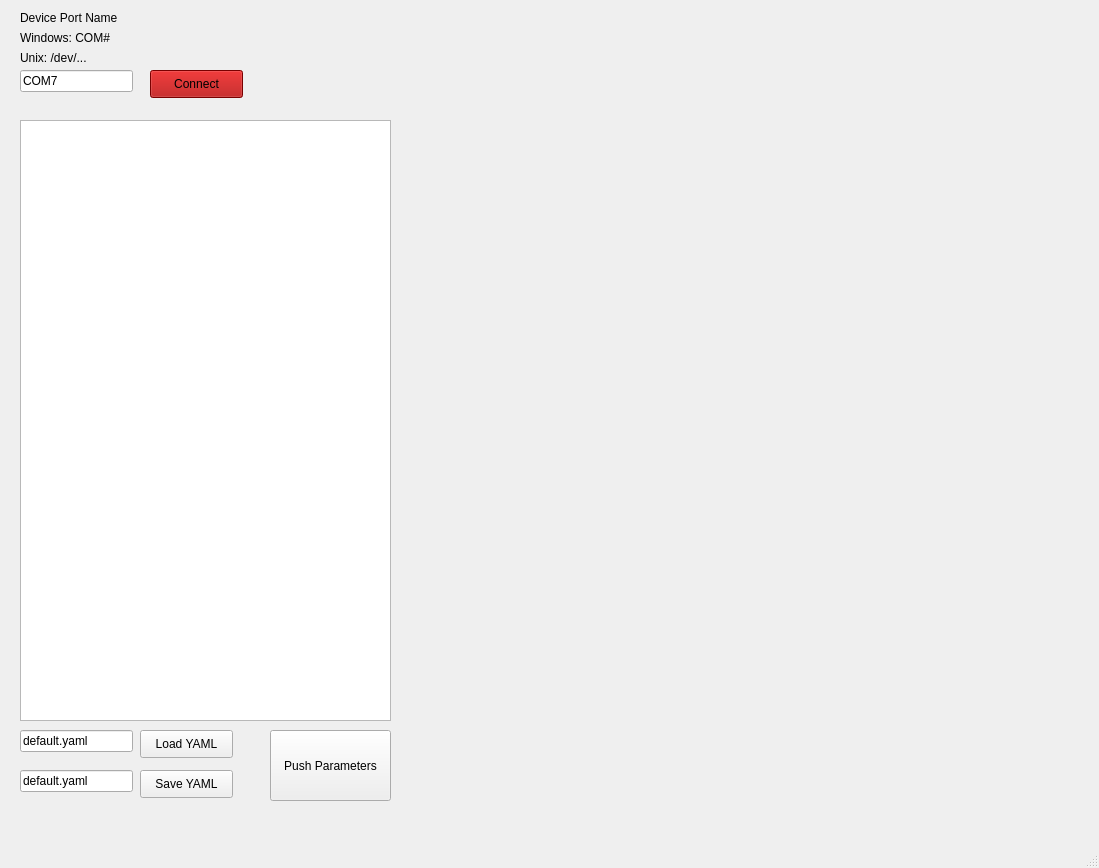
The window that src/python/gui/qt/graph_test.ui (mgiglia92/reaction-wheel) describes before a commit, drawn with Qt 5.
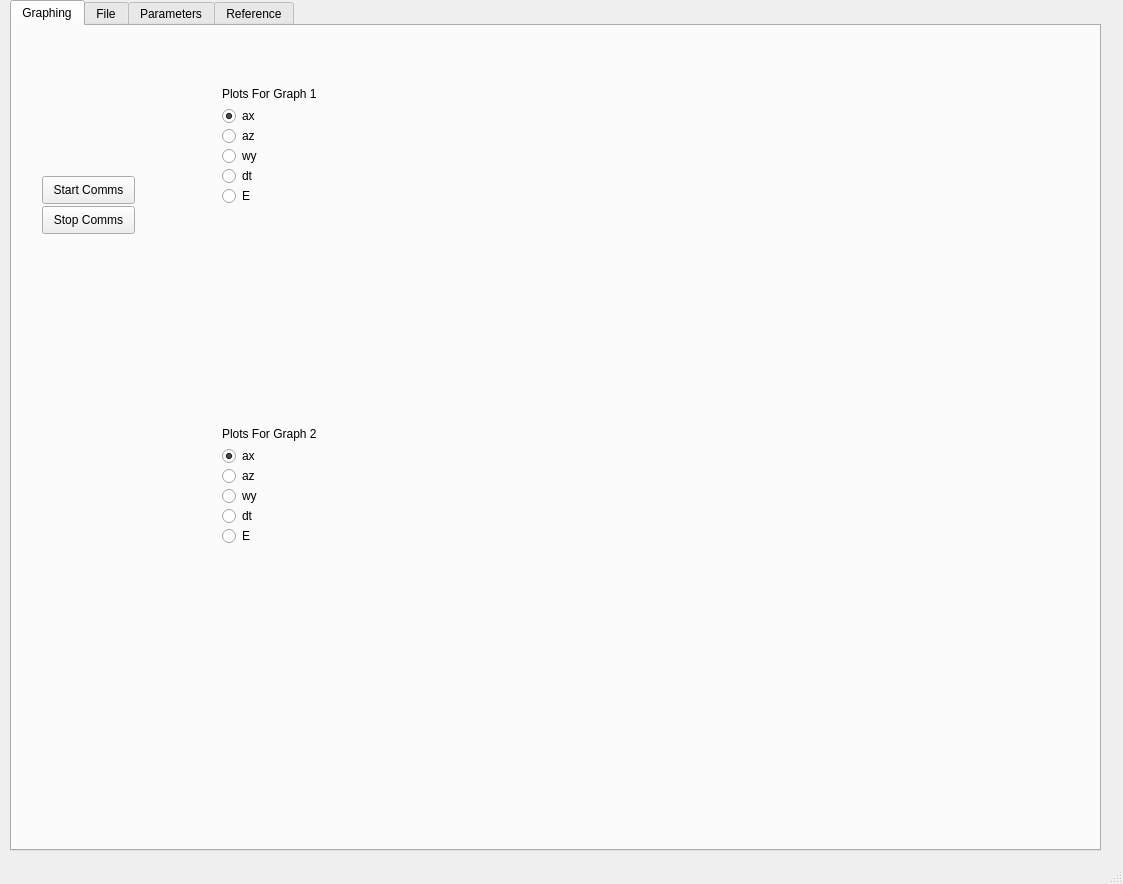
The same window after the commit. Icons and pictures are not drawn. Custom widgets are drawn as their Qt base class.

Commit message: New button tabs on GUI, assets as well

Diff of the .ui file:
```diff
--- a/src/python/gui/qt/graph_test.ui
+++ b/src/python/gui/qt/graph_test.ui
@@ -6,8 +6,8 @@
    <rect>
     <x>0</x>
     <y>0</y>
-    <width>1099</width>
-    <height>868</height>
+    <width>1123</width>
+    <height>884</height>
    </rect>
   </property>
   <property name="sizePolicy">
@@ -20,11 +20,27 @@
    <string>MainWindow</string>
   </property>
   <widget class="QWidget" name="centralwidget">
+   <widget class="QTabWidget" name="tabWidget">
+    <property name="geometry">
+     <rect>
+      <x>10</x>
+      <y>0</y>
+      <width>1091</width>
+      <height>851</height>
+     </rect>
+    </property>
+    <property name="currentIndex">
+     <number>0</number>
+    </property>
+    <widget class="QWidget" name="graphTab">
+     <attribute name="title">
+      <string>Graphing</string>
+     </attribute>
    <widget class="PlotWidget" name="graphWidget" native="true">
     <property name="geometry">
      <rect>
-      <x>430</x>
-      <y>10</y>
+        <x>390</x>
+        <y>20</y>
       <width>661</width>
       <height>361</height>
      </rect>
@@ -33,143 +49,241 @@
    <widget class="PlotWidget" name="graphWidget_2" native="true">
     <property name="geometry">
      <rect>
-      <x>430</x>
-      <y>430</y>
+        <x>390</x>
+        <y>390</y>
       <width>661</width>
       <height>361</height>
      </rect>
     </property>
    </widget>
-   <widget class="QLineEdit" name="deviceName">
+     <widget class="QRadioButton" name="plotA">
     <property name="geometry">
      <rect>
-      <x>20</x>
-      <y>70</y>
-      <width>113</width>
-      <height>22</height>
-     </rect>
-    </property>
-    <property name="autoFillBackground">
-     <bool>false</bool>
-    </property>
+        <x>210</x>
+        <y>80</y>
+        <width>95</width>
+        <height>20</height>
+       </rect>
+      </property>
     <property name="text">
-     <string>COM7</string>
-    </property>
-   </widget>
-   <widget class="QLabel" name="label">
-    <property name="geometry">
-     <rect>
-      <x>20</x>
-      <y>10</y>
-      <width>111</width>
-      <height>16</height>
-     </rect>
-    </property>
-    <property name="text">
-     <string>Device Port Name</string>
-    </property>
-   </widget>
-   <widget class="QLabel" name="label_2">
+       <string>ax</string>
+      </property>
+      <property name="checked">
+       <bool>true</bool>
+      </property>
+      <attribute name="buttonGroup">
+       <string notr="true">plotSelector1ButtonGroup</string>
+      </attribute>
+     </widget>
+     <widget class="QRadioButton" name="plotB">
     <property name="geometry">
      <rect>
-      <x>20</x>
-      <y>30</y>
-      <width>111</width>
-      <height>16</height>
+        <x>210</x>
+        <y>100</y>
+        <width>95</width>
+        <height>20</height>
      </rect>
     </property>
     <property name="text">
-     <string>Windows: COM#</string>
-    </property>
-   </widget>
-   <widget class="QLabel" name="label_3">
+       <string>az</string>
+      </property>
+      <attribute name="buttonGroup">
+       <string notr="true">plotSelector1ButtonGroup</string>
+      </attribute>
+     </widget>
+     <widget class="QRadioButton" name="plotC">
     <property name="geometry">
      <rect>
-      <x>20</x>
-      <y>50</y>
-      <width>111</width>
-      <height>16</height>
-     </rect>
-    </property>
-    <property name="text">
-     <string>Unix: /dev/...</string>
-    </property>
-   </widget>
-   <widget class="QPlainTextEdit" name="yamlEditor">
-    <property name="geometry">
-     <rect>
-      <x>20</x>
+        <x>210</x>
       <y>120</y>
-      <width>371</width>
-      <height>601</height>
-     </rect>
-    </property>
-   </widget>
-   <widget class="QPushButton" name="loadYamlButton">
+        <width>95</width>
+        <height>20</height>
+       </rect>
+      </property>
+      <property name="text">
+       <string>wy</string>
+      </property>
+      <attribute name="buttonGroup">
+       <string notr="true">plotSelector1ButtonGroup</string>
+      </attribute>
+     </widget>
+     <widget class="QRadioButton" name="plotD">
     <property name="geometry">
      <rect>
-      <x>140</x>
-      <y>730</y>
-      <width>93</width>
-      <height>28</height>
+        <x>210</x>
+        <y>140</y>
+        <width>95</width>
+        <height>20</height>
      </rect>
     </property>
     <property name="text">
-     <string>Load YAML</string>
-    </property>
-   </widget>
-   <widget class="QPushButton" name="saveYamlButton">
+       <string>dt</string>
+      </property>
+      <attribute name="buttonGroup">
+       <string notr="true">plotSelector1ButtonGroup</string>
+      </attribute>
+     </widget>
+     <widget class="QRadioButton" name="plotE">
     <property name="geometry">
      <rect>
-      <x>140</x>
-      <y>770</y>
-      <width>93</width>
-      <height>28</height>
+        <x>210</x>
+        <y>160</y>
+        <width>95</width>
+        <height>20</height>
      </rect>
     </property>
     <property name="text">
-     <string>Save YAML</string>
-    </property>
-   </widget>
-   <widget class="QLineEdit" name="loadYamlFileName">
+       <string>E</string>
+      </property>
+      <attribute name="buttonGroup">
+       <string notr="true">plotSelector1ButtonGroup</string>
+      </attribute>
+     </widget>
+     <widget class="QLabel" name="label_6">
     <property name="geometry">
      <rect>
-      <x>20</x>
-      <y>730</y>
-      <width>113</width>
-      <height>22</height>
+        <x>210</x>
+        <y>60</y>
+        <width>111</width>
+        <height>16</height>
      </rect>
     </property>
     <property name="text">
-     <string>default.yaml</string>
-    </property>
-   </widget>
-   <widget class="QLineEdit" name="saveYamlFileName">
+       <string>Plots For Graph 1</string>
+      </property>
+     </widget>
+     <widget class="QRadioButton" name="plotD_2">
     <property name="geometry">
      <rect>
-      <x>20</x>
-      <y>770</y>
-      <width>113</width>
-      <height>22</height>
+        <x>210</x>
+        <y>480</y>
+        <width>95</width>
+        <height>20</height>
      </rect>
     </property>
     <property name="text">
-     <string>default.yaml</string>
-    </property>
-   </widget>
-   <widget class="QPushButton" name="pushParams">
+       <string>dt</string>
+      </property>
+      <attribute name="buttonGroup">
+       <string notr="true">plotSelector2ButtonGroup</string>
+      </attribute>
+     </widget>
+     <widget class="QLabel" name="label_7">
     <property name="geometry">
      <rect>
-      <x>270</x>
-      <y>730</y>
-      <width>121</width>
-      <height>71</height>
+        <x>210</x>
+        <y>400</y>
+        <width>111</width>
+        <height>16</height>
      </rect>
     </property>
     <property name="text">
-     <string>Push Parameters</string>
-    </property>
-   </widget>
+       <string>Plots For Graph 2</string>
+      </property>
+     </widget>
+     <widget class="QRadioButton" name="plotA_2">
+      <property name="geometry">
+       <rect>
+        <x>210</x>
+        <y>420</y>
+        <width>95</width>
+        <height>20</height>
+       </rect>
+      </property>
+      <property name="text">
+       <string>ax</string>
+      </property>
+      <property name="checked">
+       <bool>true</bool>
+      </property>
+      <attribute name="buttonGroup">
+       <string notr="true">plotSelector2ButtonGroup</string>
+      </attribute>
+     </widget>
+     <widget class="QRadioButton" name="plotB_2">
+      <property name="geometry">
+       <rect>
+        <x>210</x>
+        <y>440</y>
+        <width>95</width>
+        <height>20</height>
+       </rect>
+      </property>
+      <property name="text">
+       <string>az</string>
+      </property>
+      <attribute name="buttonGroup">
+       <string notr="true">plotSelector2ButtonGroup</string>
+      </attribute>
+     </widget>
+     <widget class="QRadioButton" name="plotE_2">
+      <property name="geometry">
+       <rect>
+        <x>210</x>
+        <y>500</y>
+        <width>95</width>
+        <height>20</height>
+       </rect>
+      </property>
+      <property name="text">
+       <string>E</string>
+      </property>
+      <attribute name="buttonGroup">
+       <string notr="true">plotSelector2ButtonGroup</string>
+      </attribute>
+     </widget>
+     <widget class="QRadioButton" name="plotC_2">
+      <property name="geometry">
+       <rect>
+        <x>210</x>
+        <y>460</y>
+        <width>95</width>
+        <height>20</height>
+       </rect>
+      </property>
+      <property name="text">
+       <string>wy</string>
+      </property>
+      <attribute name="buttonGroup">
+       <string notr="true">plotSelector2ButtonGroup</string>
+      </attribute>
+     </widget>
+     <widget class="QPushButton" name="startCommsButton">
+      <property name="geometry">
+       <rect>
+        <x>30</x>
+        <y>150</y>
+        <width>93</width>
+        <height>28</height>
+       </rect>
+      </property>
+      <property name="text">
+       <string>Start Comms</string>
+      </property>
+     </widget>
+     <widget class="QPushButton" name="stopCommsButton">
+      <property name="geometry">
+       <rect>
+        <x>30</x>
+        <y>180</y>
+        <width>93</width>
+        <height>28</height>
+       </rect>
+      </property>
+      <property name="text">
+       <string>Stop Comms</string>
+      </property>
+     </widget>
+    </widget>
+    <widget class="QWidget" name="fileTab">
+     <attribute name="title">
+      <string>File</string>
+     </attribute>
+    </widget>
+    <widget class="QWidget" name="paramsTab">
+     <attribute name="title">
+      <string>Parameters</string>
+     </attribute>
    <widget class="QPushButton" name="connectButton">
     <property name="geometry">
      <rect>
@@ -598,6 +712,240 @@
      <string>Connect</string>
     </property>
    </widget>
+     <widget class="QPushButton" name="saveYamlButton">
+      <property name="geometry">
+       <rect>
+        <x>130</x>
+        <y>770</y>
+        <width>93</width>
+        <height>28</height>
+       </rect>
+      </property>
+      <property name="text">
+       <string>Save YAML</string>
+      </property>
+     </widget>
+     <widget class="QLabel" name="label_2">
+      <property name="geometry">
+       <rect>
+        <x>20</x>
+        <y>30</y>
+        <width>111</width>
+        <height>16</height>
+       </rect>
+      </property>
+      <property name="text">
+       <string>Windows: COM#</string>
+      </property>
+     </widget>
+     <widget class="QLineEdit" name="loadYamlFileName">
+      <property name="geometry">
+       <rect>
+        <x>10</x>
+        <y>730</y>
+        <width>113</width>
+        <height>22</height>
+       </rect>
+      </property>
+      <property name="text">
+       <string>default.yaml</string>
+      </property>
+     </widget>
+     <widget class="QLabel" name="label_3">
+      <property name="geometry">
+       <rect>
+        <x>20</x>
+        <y>50</y>
+        <width>111</width>
+        <height>16</height>
+       </rect>
+      </property>
+      <property name="text">
+       <string>Unix: /dev/...</string>
+      </property>
+     </widget>
+     <widget class="QPushButton" name="loadYamlButton">
+      <property name="geometry">
+       <rect>
+        <x>130</x>
+        <y>730</y>
+        <width>93</width>
+        <height>28</height>
+       </rect>
+      </property>
+      <property name="text">
+       <string>Load YAML</string>
+      </property>
+     </widget>
+     <widget class="QTextEdit" name="yamlEditor">
+      <property name="geometry">
+       <rect>
+        <x>20</x>
+        <y>110</y>
+        <width>361</width>
+        <height>611</height>
+       </rect>
+      </property>
+     </widget>
+     <widget class="QLabel" name="label">
+      <property name="geometry">
+       <rect>
+        <x>20</x>
+        <y>10</y>
+        <width>111</width>
+        <height>16</height>
+       </rect>
+      </property>
+      <property name="text">
+       <string>Device Port Name</string>
+      </property>
+     </widget>
+     <widget class="QLineEdit" name="deviceName">
+      <property name="geometry">
+       <rect>
+        <x>20</x>
+        <y>70</y>
+        <width>113</width>
+        <height>22</height>
+       </rect>
+      </property>
+      <property name="autoFillBackground">
+       <bool>false</bool>
+      </property>
+      <property name="text">
+       <string>COM14</string>
+      </property>
+     </widget>
+     <widget class="QPushButton" name="pushParams">
+      <property name="geometry">
+       <rect>
+        <x>260</x>
+        <y>730</y>
+        <width>121</width>
+        <height>71</height>
+       </rect>
+      </property>
+      <property name="text">
+       <string>Push Parameters</string>
+      </property>
+     </widget>
+     <widget class="QLineEdit" name="saveYamlFileName">
+      <property name="geometry">
+       <rect>
+        <x>10</x>
+        <y>770</y>
+        <width>113</width>
+        <height>22</height>
+       </rect>
+      </property>
+      <property name="text">
+       <string>default.yaml</string>
+      </property>
+     </widget>
+     <widget class="QLabel" name="label_5">
+      <property name="geometry">
+       <rect>
+        <x>770</x>
+        <y>130</y>
+        <width>121</width>
+        <height>16</height>
+       </rect>
+      </property>
+      <property name="text">
+       <string>Chosen Data File Location:</string>
+      </property>
+     </widget>
+     <widget class="QPushButton" name="yamlFileLocationButton">
+      <property name="geometry">
+       <rect>
+        <x>410</x>
+        <y>20</y>
+        <width>241</width>
+        <height>101</height>
+       </rect>
+      </property>
+      <property name="text">
+       <string>Choose Yaml File Location</string>
+      </property>
+     </widget>
+     <widget class="QLabel" name="dataLocationLabel">
+      <property name="geometry">
+       <rect>
+        <x>770</x>
+        <y>150</y>
+        <width>221</width>
+        <height>111</height>
+       </rect>
+      </property>
+      <property name="text">
+       <string>TextLabel</string>
+      </property>
+      <property name="wordWrap">
+       <bool>true</bool>
+      </property>
+     </widget>
+     <widget class="QLabel" name="yamlLocationLabel">
+      <property name="geometry">
+       <rect>
+        <x>410</x>
+        <y>150</y>
+        <width>221</width>
+        <height>111</height>
+       </rect>
+      </property>
+      <property name="text">
+       <string>TextLabel</string>
+      </property>
+      <property name="wordWrap">
+       <bool>true</bool>
+      </property>
+     </widget>
+     <widget class="QLabel" name="label_4">
+      <property name="geometry">
+       <rect>
+        <x>410</x>
+        <y>130</y>
+        <width>121</width>
+        <height>16</height>
+       </rect>
+      </property>
+      <property name="text">
+       <string>Chosen Yaml File Location:</string>
+      </property>
+     </widget>
+     <widget class="QPushButton" name="dataFileLocationButton">
+      <property name="geometry">
+       <rect>
+        <x>770</x>
+        <y>20</y>
+        <width>211</width>
+        <height>101</height>
+       </rect>
+      </property>
+      <property name="text">
+       <string>Choose Data File Location</string>
+      </property>
+     </widget>
+    </widget>
+    <widget class="QWidget" name="referenceTab">
+     <attribute name="title">
+      <string>Reference</string>
+     </attribute>
+     <widget class="QLabel" name="label_8">
+      <property name="geometry">
+       <rect>
+        <x>10</x>
+        <y>0</y>
+        <width>561</width>
+        <height>241</height>
+       </rect>
+      </property>
+      <property name="text">
+       <string>&lt;html&gt;&lt;head/&gt;&lt;body&gt;&lt;p&gt;&lt;img src=&quot;:/newPrefix/IMULPF.PNG&quot;/&gt;&lt;/p&gt;&lt;/body&gt;&lt;/html&gt;</string>
+      </property>
+     </widget>
+    </widget>
+   </widget>
   </widget>
   <widget class="QMenuBar" name="menubar">
    <property name="geometry">
```
Left out of the diff: 10 changed lines with no effect on the pictures. Lines whose indentation alone changed are shown as unchanged. The commit also changes 6 other files.
